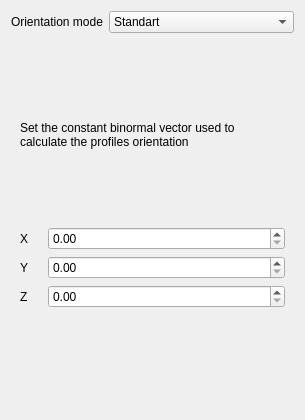
The window that src/Mod/PartDesign/Gui/TaskPipeOrientation.ui (berndhahnebach/All_FreeCAD) describes before a commit, drawn with Qt 5.
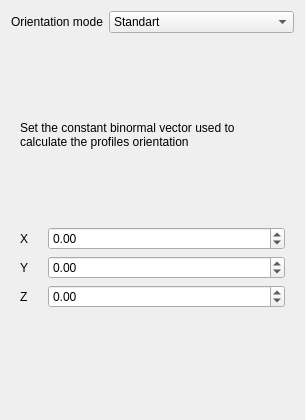
The same window after the commit. The open tabs and pages were chosen to show the change.

```diff
--- a/src/Mod/PartDesign/Gui/TaskPipeOrientation.ui
+++ b/src/Mod/PartDesign/Gui/TaskPipeOrientation.ui
@@ -212,6 +212,9 @@
              <verstretch>0</verstretch>
             </sizepolicy>
            </property>
+           <property name="minimum">
+            <double>-99.000000000000000</double>
+           </property>
           </widget>
          </item>
          <item row="2" column="1">
@@ -222,6 +225,9 @@
              <verstretch>0</verstretch>
             </sizepolicy>
            </property>
+           <property name="minimum">
+            <double>-99.000000000000000</double>
+           </property>
           </widget>
          </item>
          <item row="3" column="1">
@@ -232,6 +238,9 @@
              <verstretch>0</verstretch>
             </sizepolicy>
            </property>
+           <property name="minimum">
+            <double>-99.000000000000000</double>
+           </property>
           </widget>
          </item>
         </layout>
```
